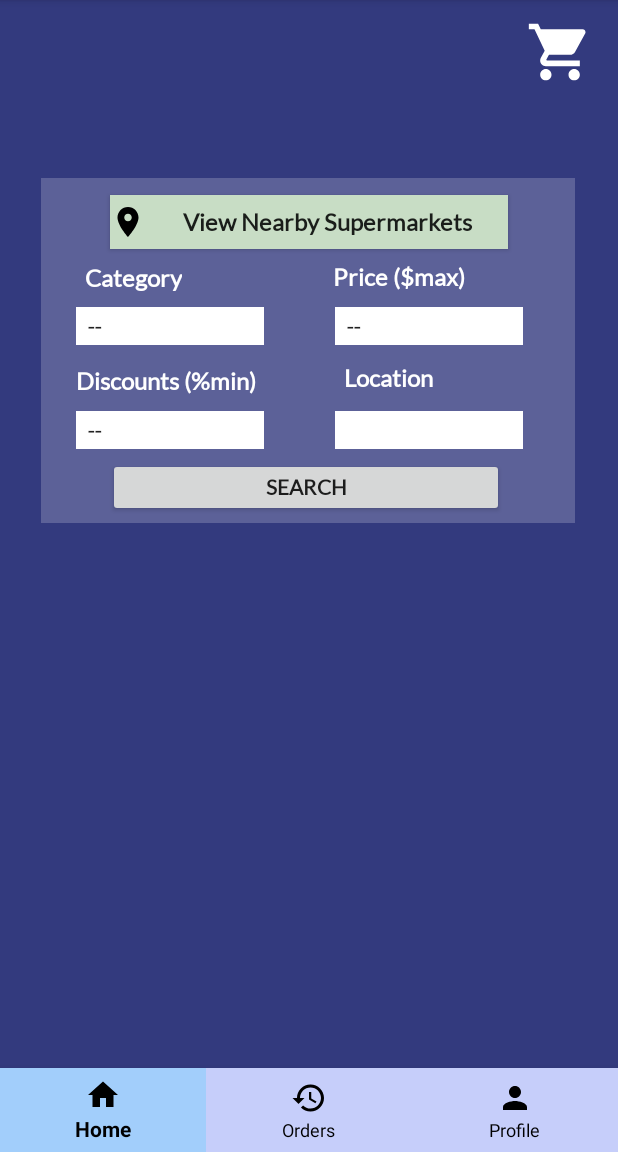
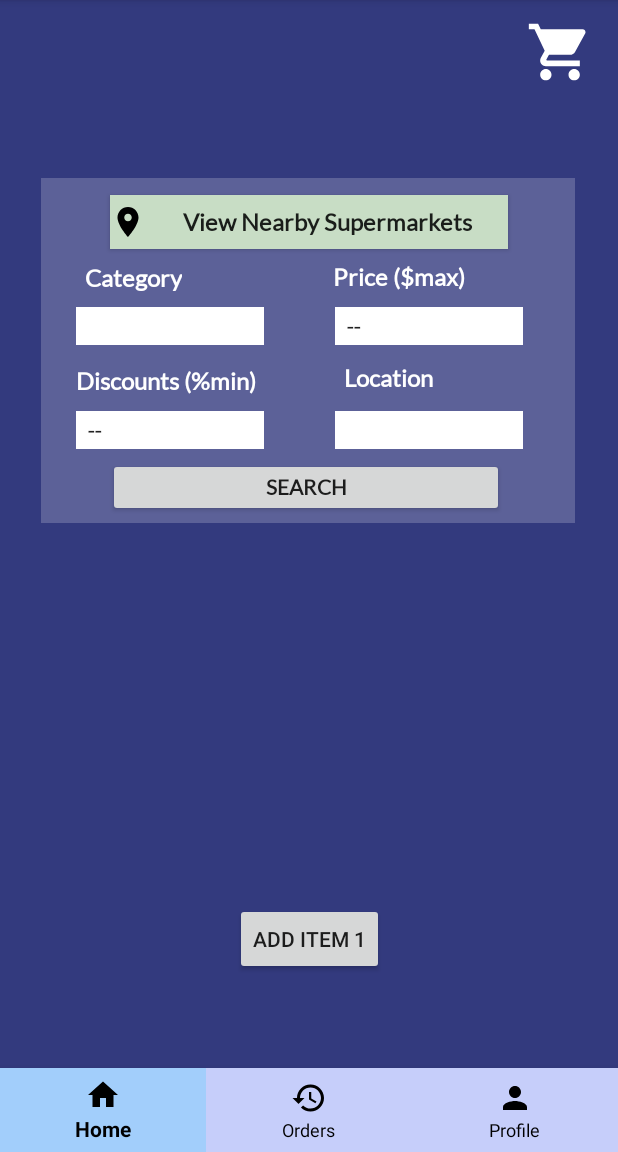
Before and after one commit to codetopper/SE, an Android app: the CHomeDisplay screen opened directly, with no data from a screen before it, on a phone screen of 412 x 824 dp, the part 84-1236 px from its top. Run offline under Robolectric (Android 15) with nearby library versions, the phone set to English and light mode, and no system bars; our stand-ins replace Firebase (no records; nobody signed in at launch, a user with empty details on screens opened directly); Roboto replaces fonts that are not available here; 3 statements that could not run were skipped.

Commit message:
Implement FireBase to Home v1

```diff
--- a/Karat/app/src/main/java/com/example/karat/Customer/CHome/CHomeDisplay.java
+++ b/Karat/app/src/main/java/com/example/karat/Customer/CHome/CHomeDisplay.java
@@ -24,6 +24,7 @@ import com.example.karat.Customer.COrder.COrderDisplay;
 import com.example.karat.Customer.CProfile.CProfileDisplay;
 import com.example.karat.inventory.Listing;
 import com.google.android.material.bottomnavigation.BottomNavigationView;
+import com.google.firebase.database.FirebaseDatabase;
 
 import org.w3c.dom.Text;
 
@@ -37,10 +38,15 @@ public class CHomeDisplay extends AppCompatActivity implements AdapterView.OnIte
     String catparam;
     double pxparam;
     double discparam;
+    Button addItem;
+    FirebaseDatabase mDatabase;
+
     @Override
     protected void onCreate(Bundle savedInstanceState) {
         super.onCreate(savedInstanceState);
         setContentView(R.layout.activity_c_home_display);
+
+        mDatabase =
 
         final Spinner categorySpinner = findViewById(R.id.spinnerCategory);
         final ArrayAdapter<CharSequence> categoryAdapter = ArrayAdapter.createFromResource(this, R.array.Categories, android.R.layout.simple_spinner_item);
@@ -61,6 +67,16 @@ public class CHomeDisplay extends AppCompatActivity implements AdapterView.OnIte
         discountSpinner.setOnItemSelectedListener(this);
 
         Button search = (Button) findViewById(R.id.ExecuteSearch);
+
+        //Implementation of add Button to Cart
+
+        Button item = findViewById(R.id.addItem);
+        item.setOnClickListener(new View.OnClickListener() {
+            @Override
+            public void onClick(View v) {
+
+            }
+        });
 
         search.setOnClickListener(new View.OnClickListener() {
             @Override
--- a/Karat/app/src/main/java/com/example/karat/Customer/CHome/CHomeManager.java
+++ b/Karat/app/src/main/java/com/example/karat/Customer/CHome/CHomeManager.java
@@ -41,5 +41,3 @@ public class CHomeManager {
 	// cart manager
 
 	}
-
-}
--- a/Karat/app/src/main/res/layout/activity_c_home_display.xml
+++ b/Karat/app/src/main/res/layout/activity_c_home_display.xml
@@ -58,6 +58,7 @@
         app:srcCompat="@drawable/ic_shopping_cart" />
 
     <androidx.constraintlayout.widget.ConstraintLayout
+        android:id="@+id/constraintLayout2"
         android:layout_width="356dp"
         android:layout_height="230dp"
         android:background="#33FFFFFF"
@@ -214,5 +215,16 @@
             app:layout_constraintVertical_bias="0.979" />
     </androidx.constraintlayout.widget.ConstraintLayout>
 
+    <Button
+        android:id="@+id/addItem"
+        android:layout_width="wrap_content"
+        android:layout_height="wrap_content"
+        android:layout_marginTop="191dp"
+        android:text="Add Item 1"
+        app:layout_constraintBottom_toBottomOf="@+id/recyclerView"
+        app:layout_constraintEnd_toEndOf="parent"
+        app:layout_constraintStart_toStartOf="parent"
+        app:layout_constraintTop_toBottomOf="@+id/constraintLayout2" />
+
 
 </androidx.constraintlayout.widget.ConstraintLayout>
```
Also changed, not shown: 1 other file.
